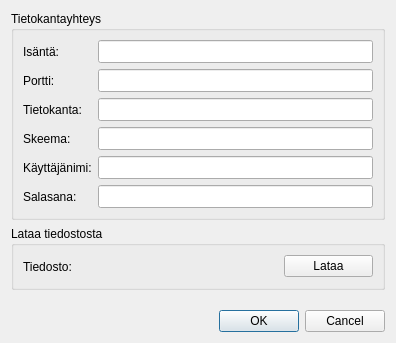
This is ykr_tool_db_settings.ui in GispoCoding/assessclimateimpact as Qt 5 draws it before an edit. The edited form follows.
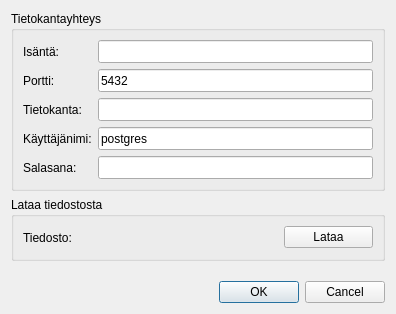
This is the edited form. Custom widgets are drawn as their Qt base class.

Commit message: Name widgets, remove schema input, set port value

```diff
--- a/ykr_tool_db_settings.ui
+++ b/ykr_tool_db_settings.ui
@@ -7,7 +7,7 @@
     <x>0</x>
     <y>0</y>
     <width>396</width>
-    <height>343</height>
+    <height>314</height>
    </rect>
   </property>
   <property name="windowTitle">
@@ -59,6 +59,12 @@
               <height>23</height>
              </size>
             </property>
+            <property name="text">
+             <string>5432</string>
+            </property>
+            <property name="defaultValue">
+             <string/>
+            </property>
             <property name="qgisRelation" stdset="0">
              <string notr="true"/>
             </property>
@@ -85,54 +91,37 @@
            </widget>
           </item>
           <item row="3" column="0">
-           <widget class="QLabel" name="label_6">
-            <property name="text">
-             <string>Skeema:</string>
-            </property>
-           </widget>
-          </item>
-          <item row="3" column="1">
-           <widget class="QgsFilterLineEdit" name="mLineEdit_3">
-            <property name="minimumSize">
-             <size>
-              <width>0</width>
-              <height>23</height>
-             </size>
-            </property>
-            <property name="qgisRelation" stdset="0">
-             <string notr="true"/>
-            </property>
-           </widget>
-          </item>
-          <item row="4" column="0">
            <widget class="QLabel" name="label_4">
             <property name="text">
              <string>Käyttäjänimi:</string>
             </property>
            </widget>
           </item>
-          <item row="4" column="1">
-           <widget class="QgsFilterLineEdit" name="mLineEdit_2">
+          <item row="3" column="1">
+           <widget class="QgsFilterLineEdit" name="dbUser">
             <property name="minimumSize">
              <size>
               <width>0</width>
               <height>23</height>
              </size>
             </property>
+            <property name="text">
+             <string>postgres</string>
+            </property>
             <property name="qgisRelation" stdset="0">
              <string notr="true"/>
             </property>
            </widget>
           </item>
-          <item row="5" column="0">
+          <item row="4" column="0">
            <widget class="QLabel" name="label_5">
             <property name="text">
              <string>Salasana:</string>
             </property>
            </widget>
           </item>
-          <item row="5" column="1">
-           <widget class="QgsPasswordLineEdit" name="mLineEdit">
+          <item row="4" column="1">
+           <widget class="QgsPasswordLineEdit" name="dbPass">
             <property name="minimumSize">
              <size>
               <width>0</width>
```
Left out of the diff: 10 changed lines with no effect on the pictures.
